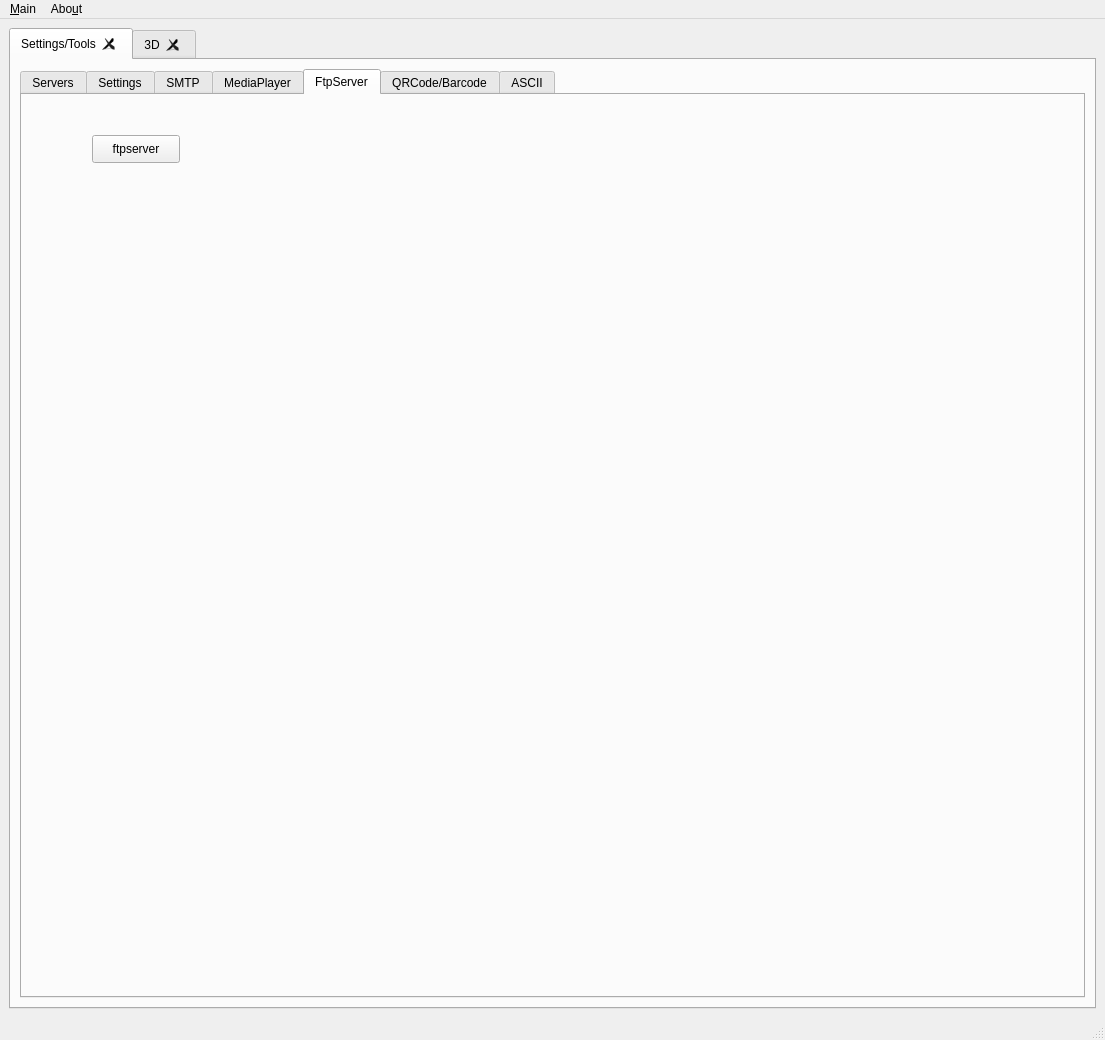
Old version of the form mainwindow.ui in the repository netpipe/cannachat.
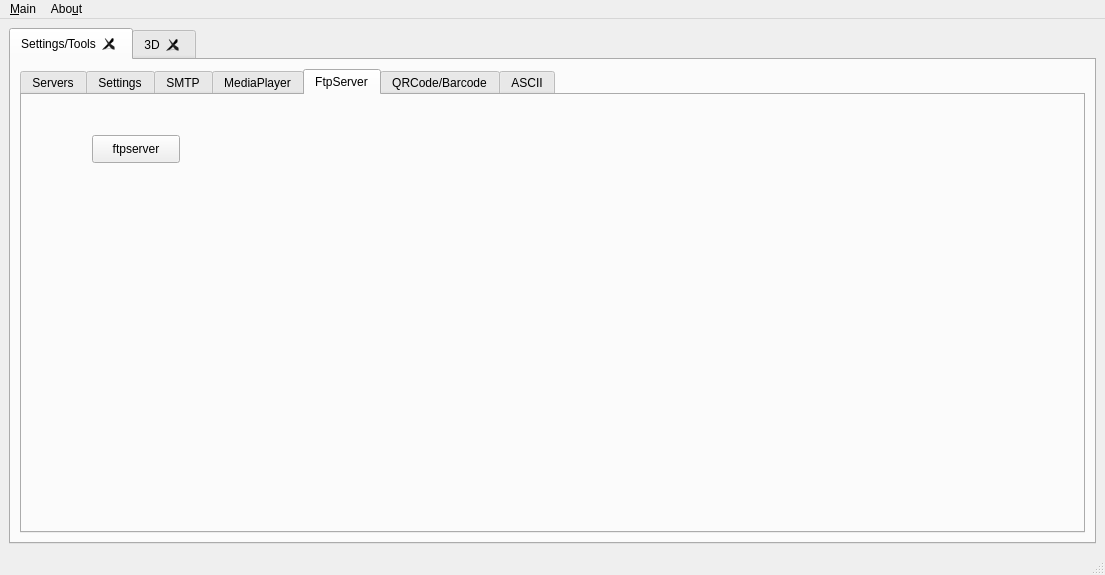
New version of the form. The open tabs and pages were chosen to show the change. Icons and pictures are not drawn.

```diff
--- a/mainwindow.ui
+++ b/mainwindow.ui
@@ -7,7 +7,7 @@
     <x>0</x>
     <y>0</y>
     <width>1105</width>
-    <height>1040</height>
+    <height>575</height>
    </rect>
   </property>
   <property name="windowTitle">
```
Left out of the diff: 2 changed lines with no effect on the pictures.
